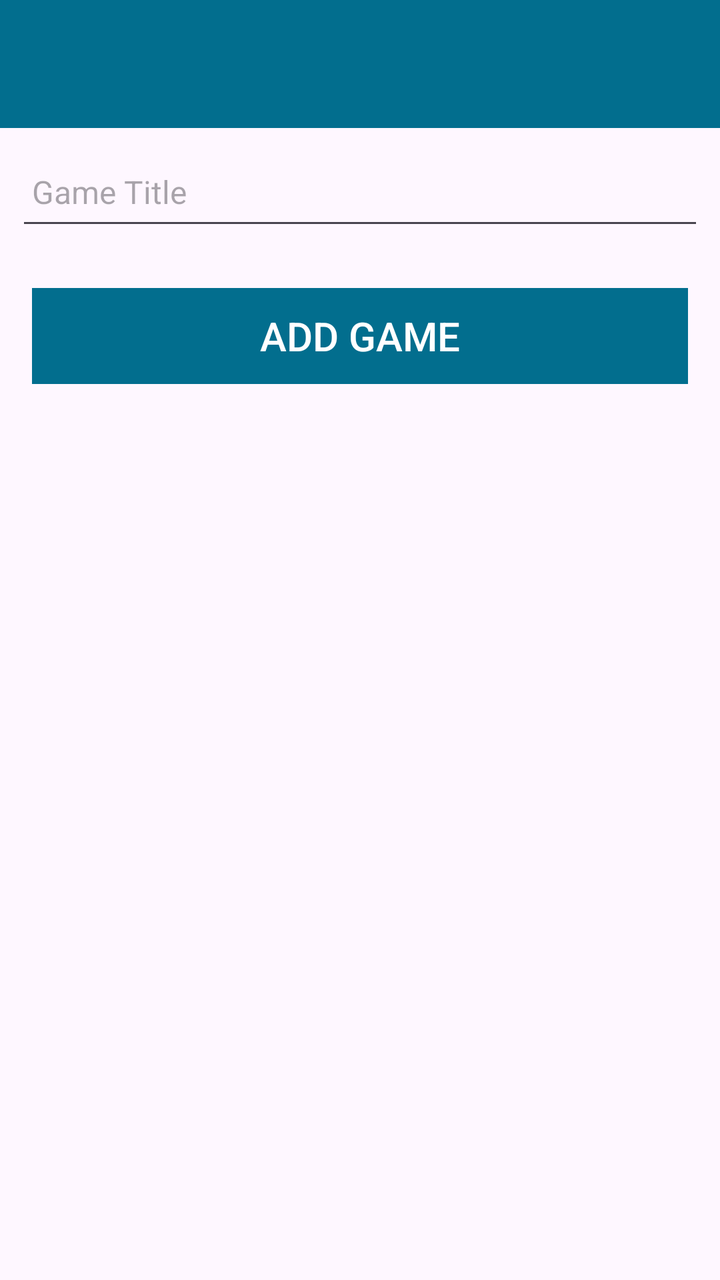
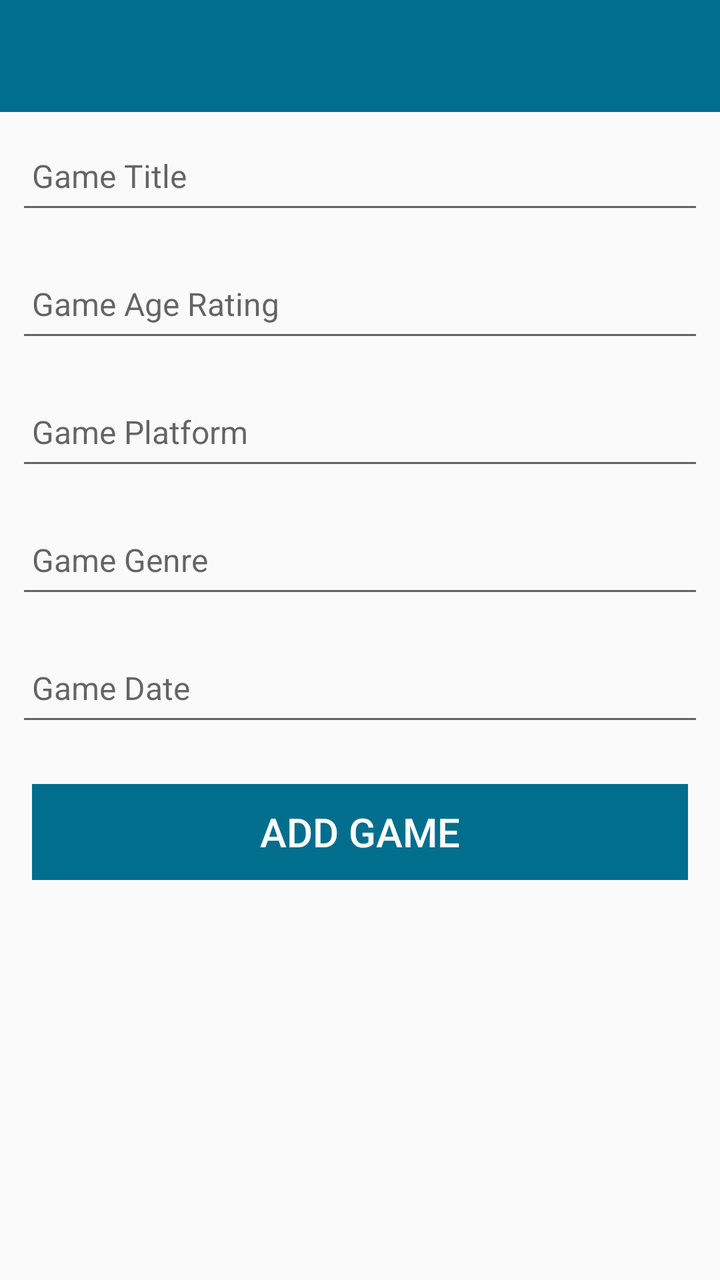

Before-and-after screenshots of an Android layout around one commit, followed by the original layout XML and the change that was made.
<!-- AndroidManifest.xml: application theme Theme.MobileAppDevelopmentCA -->
<!-- res/layout/activity_game.xml -->
<?xml version="1.0" encoding="utf-8"?>
<androidx.constraintlayout.widget.ConstraintLayout
    xmlns:android="http://schemas.android.com/apk/res/android"
    xmlns:app="http://schemas.android.com/apk/res-auto"
    xmlns:tools="http://schemas.android.com/tools"
    android:layout_width="match_parent"
    android:layout_height="match_parent"
    tools:context=".GameActivity">

    <RelativeLayout
        android:layout_width="match_parent"
        android:layout_height="wrap_content"
        app:layout_constraintBottom_toBottomOf="parent"
        app:layout_constraintTop_toTopOf="parent">

        <com.google.android.material.appbar.AppBarLayout
            android:id="@+id/appBarLayout"
            android:layout_width="match_parent"
            android:layout_height="wrap_content"
            android:background="@color/colorAccent"
            android:fitsSystemWindows="true"
            app:elevation="0dip"
            app:theme="@style/ThemeOverlay.AppCompat.Dark.ActionBar">

            <androidx.appcompat.widget.Toolbar
                android:id="@+id/toolbarAdd"
                android:layout_width="match_parent"
                android:layout_height="wrap_content"
                app:titleTextColor="@color/colorPrimary" />
        </com.google.android.material.appbar.AppBarLayout>

        <ScrollView
            android:layout_width="match_parent"
            android:layout_height="match_parent"
            android:layout_below="@id/appBarLayout"
            android:fillViewport="true">

            <LinearLayout
                android:layout_width="match_parent"
                android:layout_height="wrap_content"
                android:orientation="vertical">

                <EditText
                    android:id="@+id/placemarkTitle"
                    android:layout_width="match_parent"
                    android:layout_height="48dp"
                    android:layout_margin="8dp"
                    android:autofillHints="hint"
                    android:hint="@string/hint_gameTitle"
                    android:inputType="text"
                    android:maxLength="25"
                    android:maxLines="1"
                    android:padding="8dp"
                    android:textColor="@color/colorPrimaryDark"
                    android:textSize="16sp" />

                <Button
                    android:id="@+id/btnAdd"
                    android:layout_width="match_parent"
                    android:layout_height="wrap_content"
                    android:layout_margin="16dp"
                    android:background="@color/colorAccent"
                    android:padding="8dp"
                    android:stateListAnimator="@null"
                    android:text="@string/button_addGame"
                    android:textColor="@color/colorPrimary"
                    android:textSize="20sp" />
            </LinearLayout>
        </ScrollView>

    </RelativeLayout>
</androidx.constraintlayout.widget.ConstraintLayout>
<!-- resources referenced by this layout -->
<resources>
  <color name="colorAccent">#026E8E</color>
  <color name="colorPrimary">#FFFFFF</color>
  <color name="colorPrimaryDark">#000000</color>
  <string name="button_addGame">Add Game</string>
  <string name="hint_gameTitle">Game Title</string>
  <style name="Theme.MobileAppDevelopmentCA" parent="Base.Theme.MobileAppDevelopmentCA" />
  <style name="Base.Theme.MobileAppDevelopmentCA" parent="Theme.Material3.DayNight.NoActionBar">
          
          <item name="colorPrimary">@color/colorAccent</item>
          <item name="colorPrimaryVariant">@color/colorPrimaryDark</item>
          <item name="colorOnPrimary">@color/white</item>
          
          <item name="colorOnSecondary">@color/black</item>
          
          <item name="android:statusBarColor">?attr/colorPrimaryVariant</item>
      </style>
  <color name="white">#FFFFFFFF</color>
  <color name="black">#FF000000</color>
</resources>

<!-- the commit's change to res/layout/activity_game.xml (unified diff, before → after) -->
@@ -5,7 +5,7 @@
     xmlns:tools="http://schemas.android.com/tools"
     android:layout_width="match_parent"
     android:layout_height="match_parent"
-    tools:context=".GameActivity">
+    tools:context=".activities.GameActivity">
 
     <RelativeLayout
         android:layout_width="match_parent"
@@ -41,12 +41,72 @@
                 android:orientation="vertical">
 
                 <EditText
-                    android:id="@+id/placemarkTitle"
+                    android:id="@+id/gameTitle"
                     android:layout_width="match_parent"
                     android:layout_height="48dp"
                     android:layout_margin="8dp"
                     android:autofillHints="hint"
                     android:hint="@string/hint_gameTitle"
+                    android:inputType="text"
+                    android:maxLength="25"
+                    android:maxLines="1"
+                    android:padding="8dp"
+                    android:textColor="@color/colorPrimaryDark"
+                    android:textSize="16sp" />
+
+                
+                <EditText
+                    android:id="@+id/gameAgeRating"
+                    android:layout_width="match_parent"
+                    android:layout_height="48dp"
+                    android:layout_margin="8dp"
+                    android:autofillHints="hint"
+                    android:hint="@string/hint_gameAgeRating"
+                    android:inputType="text"
+                    android:maxLength="25"
+                    android:maxLines="1"
+                    android:padding="8dp"
+                    android:textColor="@color/colorPrimaryDark"
+                    android:textSize="16sp" />
+
+                
+                <EditText
+                    android:id="@+id/gamePlatform"
+                    android:layout_width="match_parent"
+                    android:layout_height="48dp"
+                    android:layout_margin="8dp"
+                    android:autofillHints="hint"
+                    android:hint="@string/hint_gamePlatform"
+                    android:inputType="text"
+                    android:maxLength="25"
+                    android:maxLines="1"
+                    android:padding="8dp"
+                    android:textColor="@color/colorPrimaryDark"
+                    android:textSize="16sp" />
+
+                
+                <EditText
+                    android:id="@+id/gameGenre"
+                    android:layout_width="match_parent"
+                    android:layout_height="48dp"
+                    android:layout_margin="8dp"
+                    android:autofillHints="hint"
+                    android:hint="@string/hint_gameGenre"
+                    android:inputType="text"
+                    android:maxLength="25"
+                    android:maxLines="1"
+                    android:padding="8dp"
+                    android:textColor="@color/colorPrimaryDark"
+                    android:textSize="16sp" />
+
+                
+                <EditText
+                    android:id="@+id/gameReleaseDate"
+                    android:layout_width="match_parent"
+                    android:layout_height="48dp"
+                    android:layout_margin="8dp"
+                    android:autofillHints="hint"
+                    android:hint="@string/hint_gameReleaseDate"
                     android:inputType="text"
                     android:maxLength="25"
                     android:maxLines="1"
<!-- resource entries referenced after the edit -->
@@ -4,19 +4,10 @@
   <color name="colorPrimary">#FFFFFF</color>
   <color name="colorPrimaryDark">#000000</color>
   <string name="button_addGame">Add Game</string>
+  <string name="hint_gameAgeRating">Game Age Rating</string>
+  <string name="hint_gameGenre">Game Genre</string>
+  <string name="hint_gamePlatform">Game Platform</string>
+  <string name="hint_gameReleaseDate">Game Date</string>
   <string name="hint_gameTitle">Game Title</string>
-  <style name="Theme.MobileAppDevelopmentCA" parent="Base.Theme.MobileAppDevelopmentCA" />
-  <style name="Base.Theme.MobileAppDevelopmentCA" parent="Theme.Material3.DayNight.NoActionBar">
-          
-          <item name="colorPrimary">@color/colorAccent</item>
-          <item name="colorPrimaryVariant">@color/colorPrimaryDark</item>
-          <item name="colorOnPrimary">@color/white</item>
-          
-          <item name="colorOnSecondary">@color/black</item>
-          
-          <item name="android:statusBarColor">?attr/colorPrimaryVariant</item>
-      </style>
-  <color name="white">#FFFFFFFF</color>
-  <color name="black">#FF000000</color>
 </resources>
 
